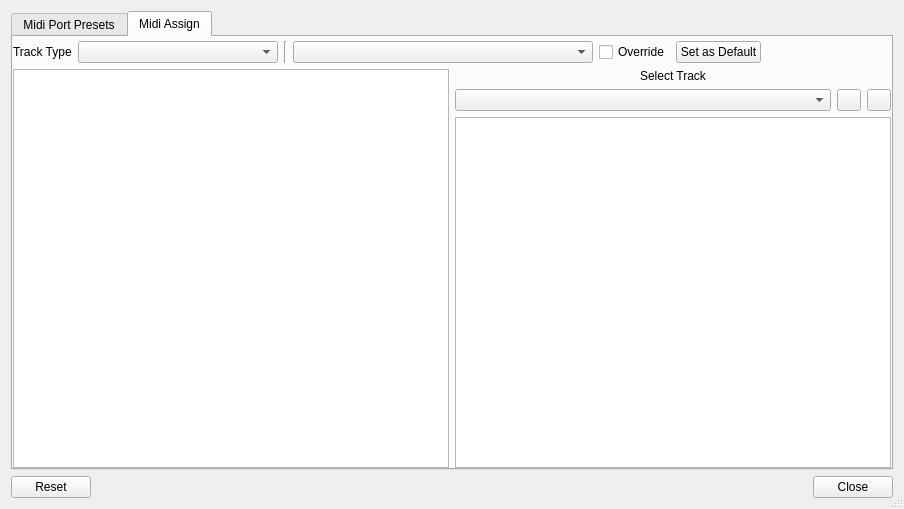
This is oom/widgets/midiassignbase.ui in ccherrett/oom as Qt 5 draws it before an edit. The edited form follows.
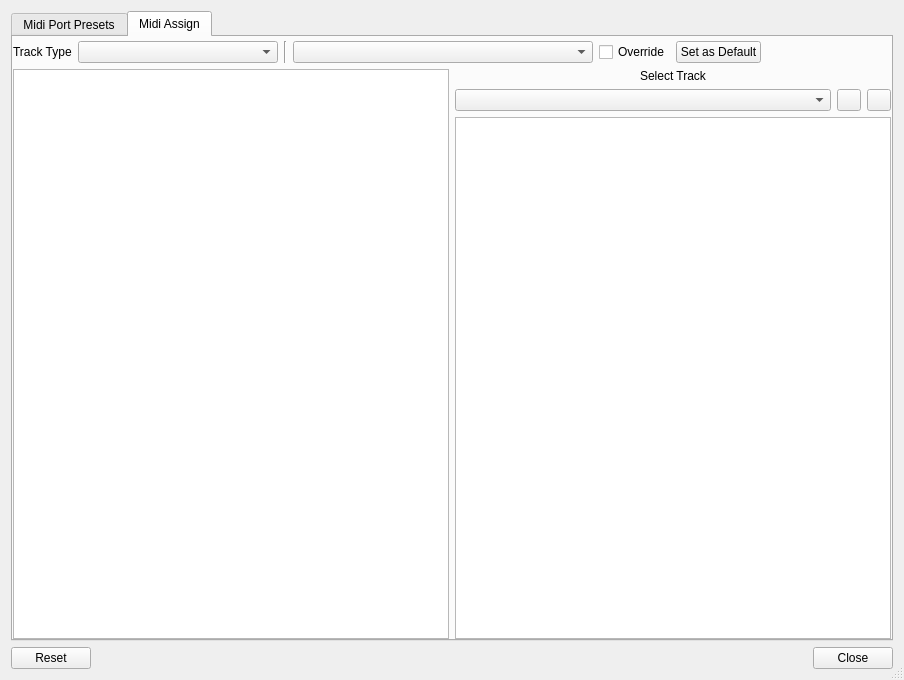
This is the edited form. The open tabs and pages were chosen to show the change.

```diff
--- a/oom/widgets/midiassignbase.ui
+++ b/oom/widgets/midiassignbase.ui
@@ -7,7 +7,7 @@
     <x>0</x>
     <y>0</y>
     <width>904</width>
-    <height>509</height>
+    <height>680</height>
    </rect>
   </property>
   <property name="windowTitle">
@@ -288,15 +288,24 @@
            <property name="selectionBehavior">
             <enum>QAbstractItemView::SelectRows</enum>
            </property>
+           <property name="cornerButtonEnabled">
+            <bool>false</bool>
+           </property>
            <attribute name="horizontalHeaderVisible">
             <bool>false</bool>
            </attribute>
+           <attribute name="horizontalHeaderStretchLastSection">
+            <bool>true</bool>
+           </attribute>
            <attribute name="verticalHeaderVisible">
             <bool>false</bool>
            </attribute>
            <attribute name="verticalHeaderVisible">
             <bool>false</bool>
            </attribute>
+           <attribute name="horizontalHeaderStretchLastSection">
+            <bool>true</bool>
+           </attribute>
            <attribute name="horizontalHeaderVisible">
             <bool>false</bool>
            </attribute>
```
Left out of the diff: 2 changed lines with no effect on the pictures.
